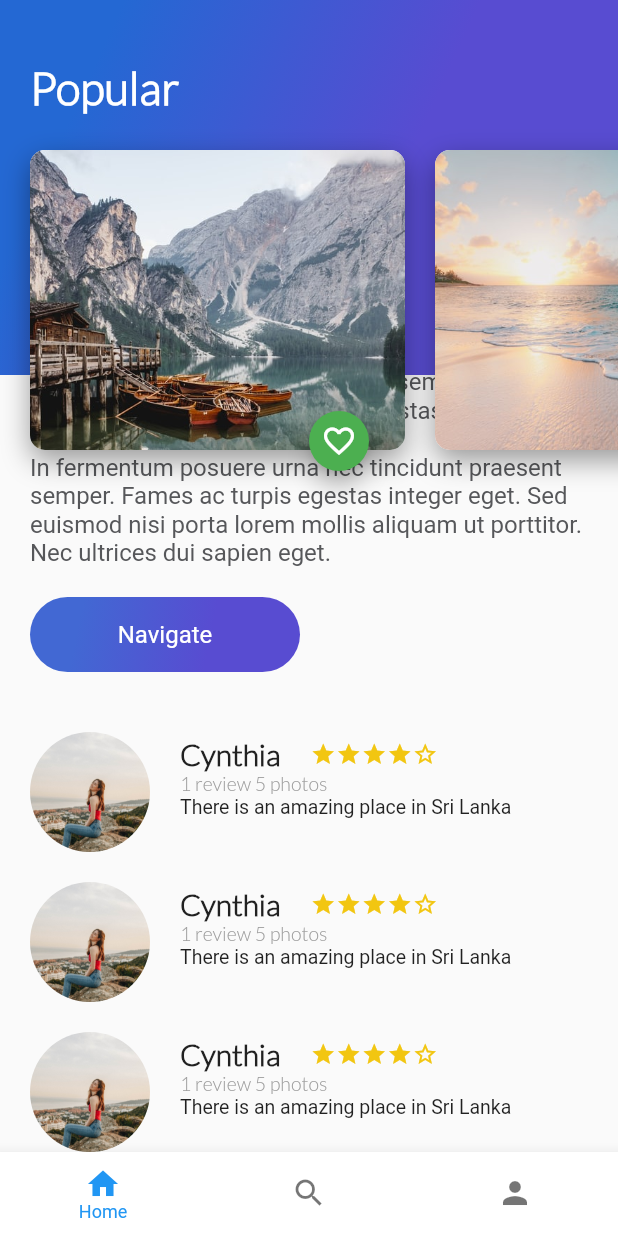
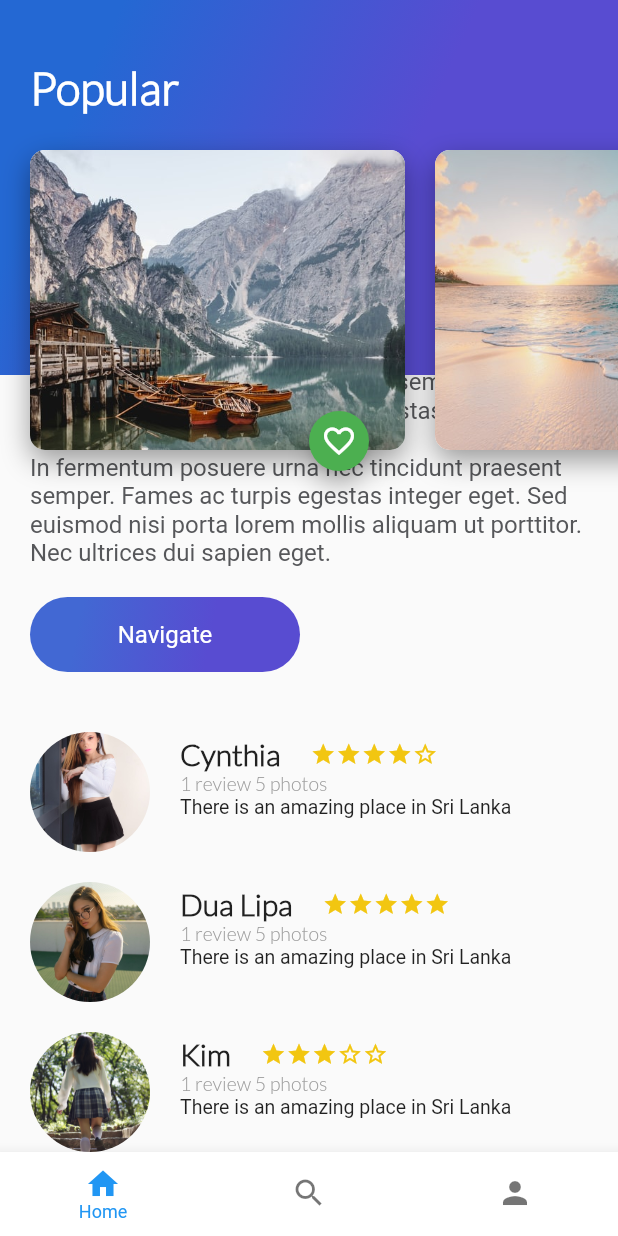
Before and after one commit to HectorMtz22/probando-flutter, a Flutter app: the screen it shows after launch, scrolled down 188 dp, on a phone screen of 412 x 824 dp. Run offline on Flutter 3.47's test engine with Material 2 defaults, Android fonts, the phone set to English and light mode, and no system bars.

```diff
--- a/lib/review.dart
+++ b/lib/review.dart
@@ -6,12 +6,14 @@ class Review extends StatelessWidget {
   final String pathImage;
   final String details;
   final String comment;
+  final int stars;
 
   const Review(
       {required this.pathImage,
       required this.name,
       required this.details,
       required this.comment,
+      required this.stars,
       Key? key})
       : super(key: key);
 
@@ -58,7 +60,7 @@ class Review extends StatelessWidget {
                 ),
               ),
             ),
-            const Rating(4, mini: true)
+            Rating(stars, mini: true)
           ],
         ),
         Text(
--- a/lib/views/home_page.dart
+++ b/lib/views/home_page.dart
@@ -23,23 +23,23 @@ class _MyHomePageState extends State<MyHomePage> {
                 'Lorem ipsum dolor sit amet, consectetur adipiscing elit, sed do eiusmod tempor incididunt ut labore et dolore magna aliqua. Tortor condimentum lacinia quis vel eros donec. Nam aliquam sem et tortor consequat id. Congue quisque egestas diam in. \n\nIn fermentum posuere urna nec tincidunt praesent semper. Fames ac turpis egestas integer eget. Sed euismod nisi porta lorem mollis aliquam ut porttitor. Nec ultrices dui sapien eget.',
           ),
           Review(
-            pathImage: 'assets/img/cynthia.jpg',
+              pathImage: 'assets/img/review1.jpg',
               name: 'Cynthia',
               details: '1 review 5 photos',
               comment: 'There is an amazing place in Sri Lanka',
-          ),
+              stars: 4),
           Review(
-            pathImage: 'assets/img/cynthia.jpg',
-            name: 'Cynthia',
+              pathImage: 'assets/img/review2.jpg',
+              name: 'Dua Lipa',
               details: '1 review 5 photos',
               comment: 'There is an amazing place in Sri Lanka',
-          ),
+              stars: 5),
           Review(
-            pathImage: 'assets/img/cynthia.jpg',
-            name: 'Cynthia',
+              pathImage: 'assets/img/review3.jpg',
+              name: 'Kim',
               details: '1 review 5 photos',
               comment: 'There is an amazing place in Sri Lanka',
-          ),
+              stars: 3),
         ]),
         const HeaderAppBar()
       ],
```
Also changed, not shown: assets/img/review1.jpg (added), assets/img/review2.jpg (added), assets/img/review3.jpg (added). Lines whose indentation alone changed are shown as unchanged.
